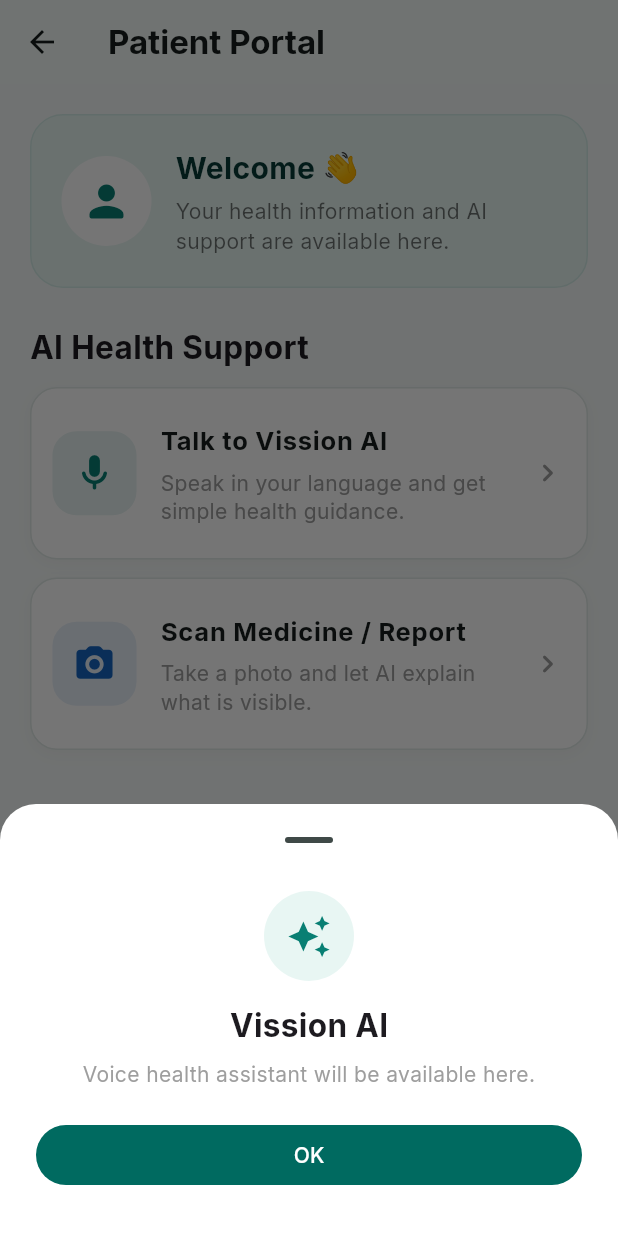
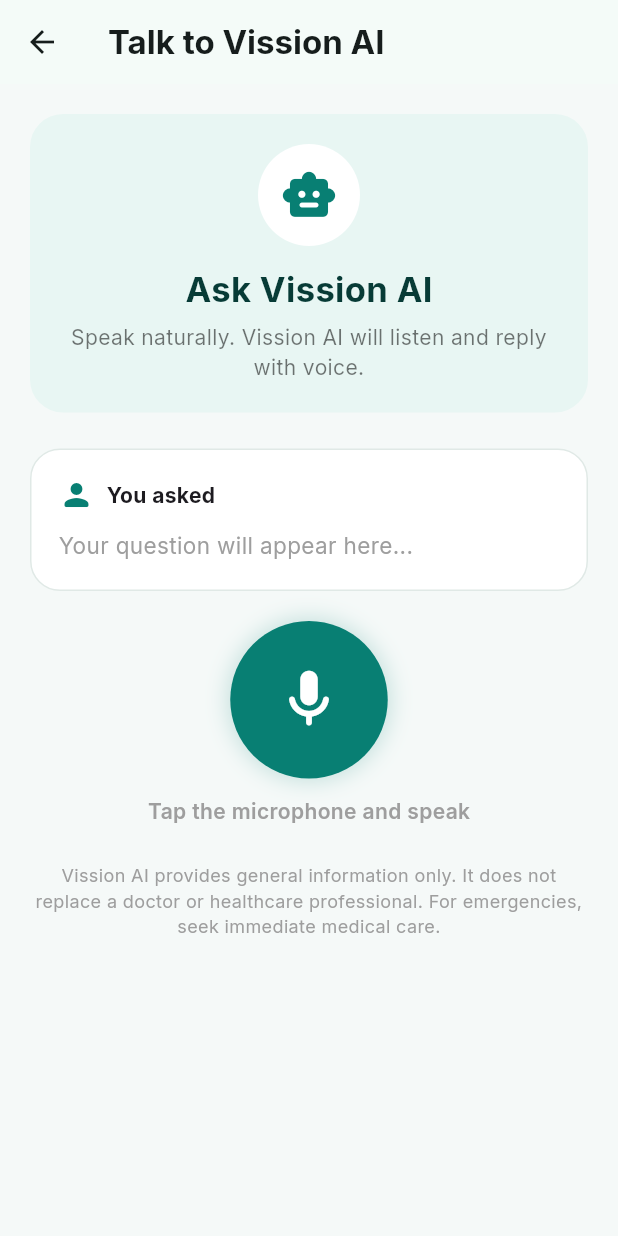
Before and after one commit to boopathiravi03/vision_health, a Flutter app: the PatientPortalScreen screen opened directly, after a tap on "Talk to Vission AI", on a phone screen of 412 x 824 dp. Run offline on Flutter 3.47's test engine with Material 3 defaults, Android fonts, the phone set to English and light mode, and no system bars; our stand-ins replace cloud_firestore, connectivity_plus, firebase_auth, firebase_core, firebase_database, flutter_markdown and 7 more; missing offline and left inert: mobile_scanner; accounts and stored records are empty.

Commit message:
Add working Talk to Vission AI voice assistant screen

```diff
--- /dev/null
+++ b/lib/screens/patient_portal/patient_ai_voice_screen.dart
@@ -0,0 +1,414 @@
+import 'package:flutter/material.dart';
+import 'package:flutter_tts/flutter_tts.dart';
+import 'package:http/http.dart' as http;
+import 'dart:convert';
+
+import 'package:speech_to_text/speech_to_text.dart' as stt;
+
+class PatientAiVoiceScreen extends StatefulWidget {
+  const PatientAiVoiceScreen({super.key});
+
+  @override
+  State<PatientAiVoiceScreen> createState() =>
+      _PatientAiVoiceScreenState();
+}
+
+class _PatientAiVoiceScreenState
+    extends State<PatientAiVoiceScreen> {
+  final stt.SpeechToText _speech = stt.SpeechToText();
+  final FlutterTts _tts = FlutterTts();
+
+  bool _listening = false;
+  bool _loading = false;
+
+  String _question = '';
+  String _answer = '';
+
+  @override
+  void initState() {
+    super.initState();
+
+    _tts.setSpeechRate(0.48);
+    _tts.setPitch(1.0);
+  }
+
+  Future<void> _startListening() async {
+    final available = await _speech.initialize();
+
+    if (!available) {
+      _showMessage('Speech recognition is not available.');
+      return;
+    }
+
+    setState(() {
+      _listening = true;
+      _question = '';
+      _answer = '';
+    });
+
+    await _speech.listen(
+      listenOptions: stt.SpeechListenOptions(
+        localeId: 'en-IN',
+      ),
+      onResult: (result) {
+        if (!mounted) return;
+
+        setState(() {
+          _question = result.recognizedWords;
+        });
+      },
+    );
+  }
+
+  Future<void> _stopListening() async {
+    await _speech.stop();
+
+    if (!mounted) return;
+
+    setState(() {
+      _listening = false;
+    });
+
+    if (_question.trim().isNotEmpty) {
+      await _askAI();
+    }
+  }
+
+  Future<void> _askAI() async {
+    if (_question.trim().isEmpty) return;
+
+    setState(() {
+      _loading = true;
+      _answer = '';
+    });
+
+    try {
+      final response = await http.post(
+        Uri.parse(
+          'https://vision-health.onrender.com/health-assistant',
+        ),
+        headers: {
+          'Content-Type': 'application/json',
+        },
+        body: jsonEncode({
+          'query': _question,
+          'language': 'English',
+        }),
+      );
+
+      if (response.statusCode != 200) {
+        throw Exception(
+          'Server error: ${response.statusCode}',
+        );
+      }
+
+      final decoded = jsonDecode(response.body);
+
+      final answer =
+          decoded['response']?.toString() ??
+              'I could not understand the response.';
+
+      if (!mounted) return;
+
+      setState(() {
+        _answer = answer;
+      });
+
+      await _speak(answer);
+    } catch (e) {
+      if (!mounted) return;
+
+      _showMessage(
+        'Unable to connect to Vission AI.\n$e',
+      );
+    } finally {
+      if (mounted) {
+        setState(() {
+          _loading = false;
+        });
+      }
+    }
+  }
+
+  Future<void> _speak(String text) async {
+    await _tts.stop();
+
+    await _tts.speak(text);
+  }
+
+  Future<void> _stopSpeaking() async {
+    await _tts.stop();
+  }
+
+  void _showMessage(String message) {
+    ScaffoldMessenger.of(context).showSnackBar(
+      SnackBar(content: Text(message)),
+    );
+  }
+
+  @override
+  void dispose() {
+    _speech.stop();
+    _tts.stop();
+    super.dispose();
+  }
+
+  @override
+  Widget build(BuildContext context) {
+    return Scaffold(
+      backgroundColor: const Color(0xFFF5F9F8),
+
+      appBar: AppBar(
+        title: const Text(
+          'Talk to Vission AI',
+          style: TextStyle(
+            fontWeight: FontWeight.bold,
+          ),
+        ),
+      ),
+
+      body: SingleChildScrollView(
+        padding: const EdgeInsets.all(20),
+        child: Column(
+          children: [
+            _header(),
+
+            const SizedBox(height: 24),
+
+            _questionCard(),
+
+            const SizedBox(height: 20),
+
+            _micButton(),
+
+            const SizedBox(height: 12),
+
+            Text(
+              _listening
+                  ? 'Listening... Tap again to stop'
+                  : 'Tap the microphone and speak',
+              style: TextStyle(
+                color: _listening
+                    ? Colors.red
+                    : Colors.grey,
+                fontWeight: FontWeight.w600,
+              ),
+            ),
+
+            if (_loading) ...[
+              const SizedBox(height: 28),
+
+              const CircularProgressIndicator(
+                color: Color(0xFF087F73),
+              ),
+
+              const SizedBox(height: 12),
+
+              const Text(
+                'Vission AI is preparing your answer...',
+              ),
+            ],
+
+            if (_answer.isNotEmpty) ...[
+              const SizedBox(height: 28),
+
+              _answerCard(),
+            ],
+
+            const SizedBox(height: 24),
+
+            _disclaimer(),
+          ],
+        ),
+      ),
+    );
+  }
+
+  Widget _header() {
+    return Container(
+      width: double.infinity,
+      padding: const EdgeInsets.all(20),
+      decoration: BoxDecoration(
+        color: const Color(0xFFE8F6F3),
+        borderRadius: BorderRadius.circular(22),
+      ),
+      child: const Column(
+        children: [
+          CircleAvatar(
+            radius: 34,
+            backgroundColor: Colors.white,
+            child: Icon(
+              Icons.smart_toy_rounded,
+              size: 38,
+              color: Color(0xFF087F73),
+            ),
+          ),
+
+          SizedBox(height: 12),
+
+          Text(
+            'Ask Vission AI',
+            style: TextStyle(
+              fontSize: 23,
+              fontWeight: FontWeight.bold,
+              color: Color(0xFF073B36),
+            ),
+          ),
+
+          SizedBox(height: 6),
+
+          Text(
+            'Speak naturally. Vission AI will listen and reply with voice.',
+            textAlign: TextAlign.center,
+            style: TextStyle(
+              color: Colors.black54,
+              height: 1.4,
+            ),
+          ),
+        ],
+      ),
+    );
+  }
+
+  Widget _questionCard() {
+    return _messageCard(
+      title: 'You asked',
+      icon: Icons.person_rounded,
+      text: _question.isEmpty
+          ? 'Your question will appear here...'
+          : _question,
+    );
+  }
+
+  Widget _answerCard() {
+    return _messageCard(
+      title: 'Vission AI',
+      icon: Icons.smart_toy_rounded,
+      text: _answer,
+      showSpeaker: true,
+    );
+  }
+
+  Widget _messageCard({
+    required String title,
+    required IconData icon,
+    required String text,
+    bool showSpeaker = false,
+  }) {
+    return Container(
+      width: double.infinity,
+      padding: const EdgeInsets.all(18),
+      decoration: BoxDecoration(
+        color: Colors.white,
+        borderRadius: BorderRadius.circular(20),
+        border: Border.all(
+          color: const Color(0xFFE0E9E6),
+        ),
+      ),
+      child: Column(
+        crossAxisAlignment: CrossAxisAlignment.start,
+        children: [
+          Row(
+            children: [
+              Icon(
+                icon,
+                color: const Color(0xFF087F73),
+              ),
+
+              const SizedBox(width: 8),
+
+              Text(
+                title,
+                style: const TextStyle(
+                  fontWeight: FontWeight.bold,
+                ),
+              ),
+
+              const Spacer(),
+
+              if (showSpeaker)
+                IconButton(
+                  onPressed: () => _speak(_answer),
+                  icon: const Icon(
+                    Icons.volume_up_rounded,
+                    color: Color(0xFF087F73),
+                  ),
+                ),
+
+              if (showSpeaker)
+                IconButton(
+                  onPressed: _stopSpeaking,
+                  icon: const Icon(
+                    Icons.stop_circle_outlined,
+                  ),
+                ),
+            ],
+          ),
+
+          const SizedBox(height: 10),
+
+          Text(
+            text,
+            style: TextStyle(
+              color: text.contains('appear here')
+                  ? Colors.grey
+                  : Colors.black87,
+              height: 1.5,
+              fontSize: 15,
+            ),
+          ),
+        ],
+      ),
+    );
+  }
+
+  Widget _micButton() {
+    return GestureDetector(
+      onTap: _listening
+          ? _stopListening
+          : _startListening,
+      child: AnimatedContainer(
+        duration: const Duration(milliseconds: 250),
+        width: 105,
+        height: 105,
+        decoration: BoxDecoration(
+          shape: BoxShape.circle,
+          color: _listening
+              ? Colors.red
+              : const Color(0xFF087F73),
+          boxShadow: [
+            BoxShadow(
+              blurRadius: _listening ? 25 : 12,
+              spreadRadius: _listening ? 6 : 2,
+              color: (_listening
+                      ? Colors.red
+                      : const Color(0xFF087F73))
+                  .withValues(alpha: .20),
+            ),
+          ],
+        ),
+        child: Icon(
+          _listening
+              ? Icons.stop_rounded
+              : Icons.mic_rounded,
+          color: Colors.white,
+          size: 46,
+        ),
+      ),
+    );
+  }
+
+  Widget _disclaimer() {
+    return const Text(
+      'Vission AI provides general information only. '
+      'It does not replace a doctor or healthcare professional. '
+      'For emergencies, seek immediate medical care.',
+      textAlign: TextAlign.center,
+      style: TextStyle(
+        color: Colors.grey,
+        fontSize: 12,
+        height: 1.4,
+      ),
+    );
+  }
+}
--- a/lib/screens/patient_portal/patient_portal_screen.dart
+++ b/lib/screens/patient_portal/patient_portal_screen.dart
@@ -1,4 +1,6 @@
 import 'package:flutter/material.dart';
+
+import 'patient_ai_voice_screen.dart';
 
 class PatientPortalScreen extends StatelessWidget {
   const PatientPortalScreen({super.key});
@@ -40,10 +42,12 @@
                   'Speak in your language and get simple health guidance.',
               color: const Color(0xFF087F73),
               onTap: () {
-                _showComingSoon(
+                Navigator.push(
                   context,
-                  'Vission AI',
-                  'Voice health assistant will be available here.',
+                  MaterialPageRoute(
+                    builder: (_) =>
+                        const PatientAiVoiceScreen(),
+                  ),
                 );
               },
             ),
```
